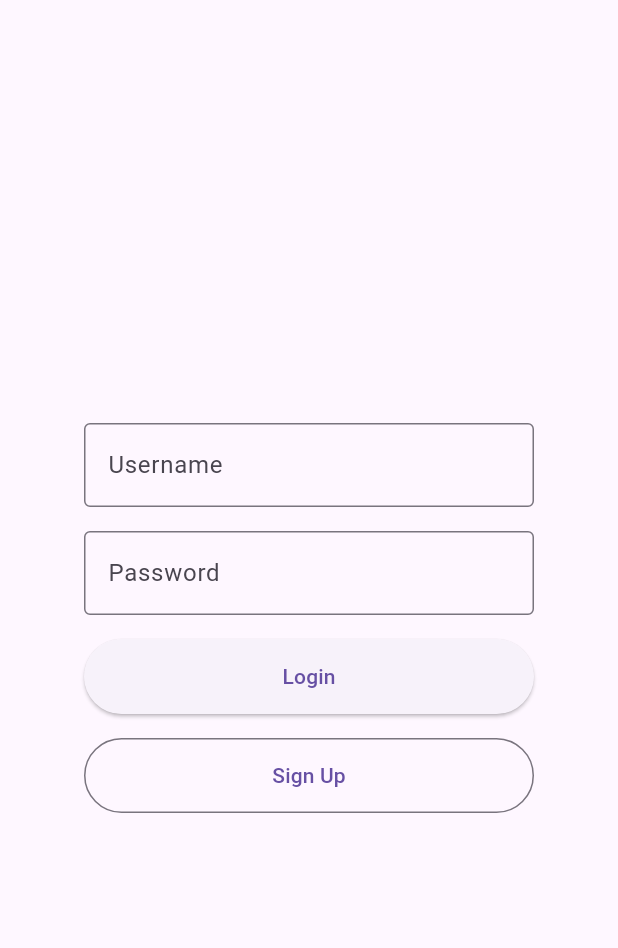
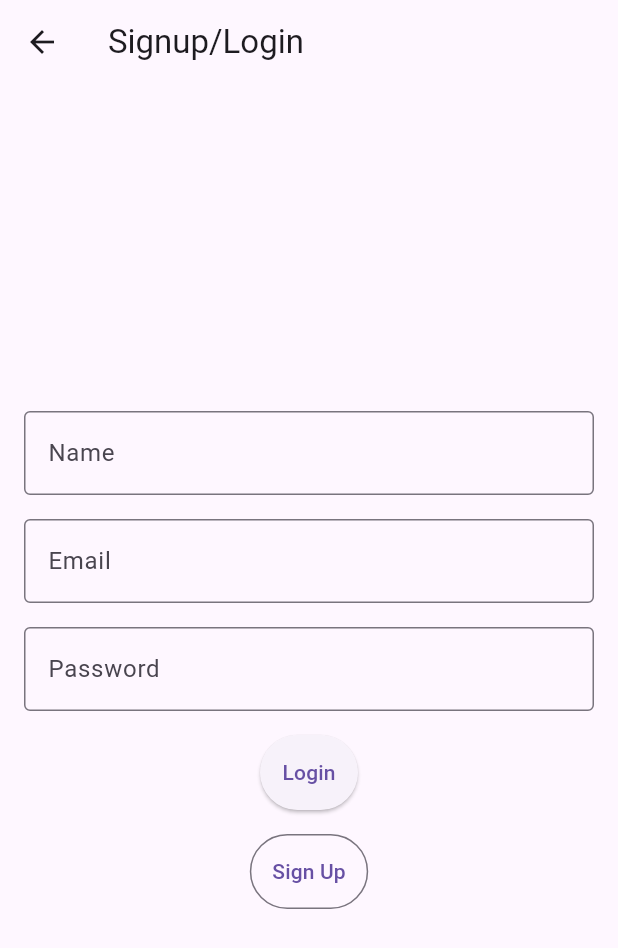
Before and after one commit to mahmudcoding/mp, a Flutter app: the Signup screen opened directly, on a phone screen of 412 x 824 dp. Shown: the top 948 px of the screen. Run offline on Flutter 3.47's test engine with Material 3 defaults, Android fonts, the phone set to English and light mode, and no system bars; our stand-ins replace flutter_secure_storage; accounts and stored records are empty; network calls fail.

Commit message:
Made simple signup page, we can change the design later on, for now only focused on functionlaity. Also, made profile paage. Here's how it works: If user is logged in program directs them to profile page, if not, first to the signup Page, then to profile page.

```diff
--- a/lib/pages/page2.dart
+++ b/lib/pages/search.dart
@@ -1,7 +1,7 @@
 import 'package:flutter/material.dart';
 
 
-class Page2 extends StatelessWidget {
+class Search extends StatelessWidget {
   @override
   Widget build(BuildContext context) {
     return Scaffold(
--- a/lib/pages/signup.dart
+++ b/lib/pages/signup.dart
@@ -1,6 +1,8 @@
+import 'package:flutter_secure_storage/flutter_secure_storage.dart';
 import 'package:flutter/material.dart';
 import 'package:http/http.dart' as http;
 import 'dart:convert';
+import 'profile.dart';
 
 class Signup extends StatefulWidget {
   @override
@@ -9,20 +11,21 @@ class Signup extends StatefulWidget {
 
 class _SignupState extends State<Signup> {
   // Controllers to get text from TextFields
-  final TextEditingController _usernameController = TextEditingController();
+  final TextEditingController _nameController = TextEditingController();
+  final TextEditingController _emailController = TextEditingController();
   final TextEditingController _passwordController = TextEditingController();
+  final storage = FlutterSecureStorage();
 
   // Loading state
   bool _isLoading = false;
 
   // Login function
   Future<void> _login() async {
-    // Get the values from text fields
-    String username = _usernameController.text;
+  String name = _nameController.text;
+  String email = _emailController.text;
   String password = _passwordController.text;
 
-    // Basic validation
-    if (username.isEmpty || password.isEmpty) {
+  if (email.isEmpty || password.isEmpty) {
     _showSnackBar('Please fill in all fields');
     return;
   }
@@ -32,39 +35,47 @@ class _SignupState extends State<Signup> {
   });
 
   try {
-      // Your API endpoint - replace with your actual URL
-      final String apiUrl = 'http://10.0.2.2:3000/api/login';
+    final String apiUrl = 'http://localhost:3000/api/auth/login';
 
-      // Create request body
     Map<String, dynamic> requestBody = {
-        'username': username,
+      'name': name,
+      'email': email,
       'password': password,
     };
 
-      // Make POST request
     final response = await http.post(
       Uri.parse(apiUrl),
       headers: {'Content-Type': 'application/json'},
       body: json.encode(requestBody),
     );
 
-      // Handle response
     if (response.statusCode == 200) {
-        // Login successful
       Map<String, dynamic> responseData = json.decode(response.body);
+
+      // Extract token from response
+      final token = responseData['token'];
+
+      if (token != null && token.isNotEmpty) {
+        // Save token to secure storage
+        await storage.write(key: 'auth_token', value: token);
         _showSnackBar('Login successful!');
-        print('User data: $responseData');
+        print('Token saved: $token');
 
-        // Navigate to next screen or do something with the response
-        // Navigator.push(context, MaterialPageRoute(builder: (context) => HomePage()));
-
+        // Navigate after saving token
+        WidgetsBinding.instance.addPostFrameCallback((_) {
+          Navigator.pushReplacement(
+            context,
+            MaterialPageRoute(builder: (_) => Profile())
+          );
+        });
       } else {
-        // Login failed
+        _showSnackBar('Login failed: No token received');
+      }
+    } else {
       Map<String, dynamic> errorData = json.decode(response.body);
       _showSnackBar('Login failed: ${errorData['message']}');
     }
   } catch (e) {
-      // Network or other errors
     _showSnackBar('Error: $e');
   } finally {
     setState(() {
@@ -75,10 +86,11 @@ class _SignupState extends State<Signup> {
 
   // Signup function (similar to login)
   Future<void> _signup() async {
-    String username = _usernameController.text;
+    String name = _nameController.text;
+    String email = _emailController.text;
     String password = _passwordController.text;
 
-    if (username.isEmpty || password.isEmpty) {
+    if (name.isEmpty || email.isEmpty || password.isEmpty) {
       _showSnackBar('Please fill in all fields');
       return;
     }
@@ -88,10 +100,11 @@ class _SignupState extends State<Signup> {
     });
 
     try {
-      final String apiUrl = 'http://10.0.2.2:3000/api/signup';
+      final String apiUrl = 'http://localhost:3000/api/auth/signup';
 
       Map<String, dynamic> requestBody = {
-        'username': username,
+        'name': name, // Include the name in the signup request
+        'email': email,
         'password': password,
       };
 
@@ -101,12 +114,28 @@ class _SignupState extends State<Signup> {
           body: json.encode(requestBody),
         );
 
-      if (response.statusCode == 201) {
+        if (response.statusCode == 200) {
           _showSnackBar('Signup successful!');
+
+          // Decode the response body (which is a JSON string)
+          final responseData = json.decode(response.body);
+
+          final token = responseData['token'];
+
+          final tokenSaved = await storage.write(key: 'auth_token', value: token);
+
+          print("Navigating to ProfilePage...");
+          WidgetsBinding.instance.addPostFrameCallback((_) {
+          Navigator.pushReplacement(
+            context,
+            MaterialPageRoute(builder: (_) => Profile())
+          );
+        });
         } else {
           Map<String, dynamic> errorData = json.decode(response.body);
           _showSnackBar('Signup failed: ${errorData['message']}');
         }
+
     } catch (e) {
       _showSnackBar('Error: $e');
     } finally {
@@ -129,72 +158,75 @@ class _SignupState extends State<Signup> {
   @override
   Widget build(BuildContext context) {
     return Scaffold(
+      appBar: AppBar(
+        title: Text('Signup/Login'),
+      ),
       body: Center(
+        child: Padding(
+          padding: const EdgeInsets.all(16.0),
           child: Column(
             mainAxisAlignment: MainAxisAlignment.center,
             children: [
-            // Username Field
-            Container(
-              width: 300,
-              margin: EdgeInsets.symmetric(vertical: 8),
-              child: TextField(
-                controller: _usernameController,
+              // Name Field
+              TextField(
+                controller: _nameController,
                 decoration: InputDecoration(
                   border: OutlineInputBorder(),
-                  labelText: 'Username'
+                  labelText: 'Name',
                 ),
               ),
+              SizedBox(height: 16),
+
+              // Username Field
+              TextField(
+                controller: _emailController,
+                decoration: InputDecoration(
+                  border: OutlineInputBorder(),
+                  labelText: 'Email',
                 ),
+              ),
+              SizedBox(height: 16),
 
               // Password Field
-            Container(
-              width: 300,
-              margin: EdgeInsets.symmetric(vertical: 8),
-              child: TextField(
+              TextField(
                 controller: _passwordController,
                 obscureText: true,
                 decoration: InputDecoration(
                   border: OutlineInputBorder(),
-                  labelText: 'Password'
+                  labelText: 'Password',
                 ),
               ),
-            ),
+              SizedBox(height: 16),
 
               // Login Button
-            Container(
-              width: 300,
-              margin: EdgeInsets.symmetric(vertical: 8),
-              child: ElevatedButton(
-                onPressed: _isLoading ? null : _login, // Disable when loading
-                style: ElevatedButton.styleFrom(
-                  padding: EdgeInsets.symmetric(vertical: 15),
-                ),
+              ElevatedButton(
+                onPressed: _isLoading ? null : _login,
                 child: _isLoading
                     ? SizedBox(
                         height: 20,
-                        width: 20,
+                        width: 40,
                         child: CircularProgressIndicator(
                           strokeWidth: 2,
                           valueColor: AlwaysStoppedAnimation<Color>(Colors.white),
                         ),
                       )
                     : Text('Login'),
+                style: ElevatedButton.styleFrom(
+                  padding: EdgeInsets.all(15),
                 ),
               ),
+              SizedBox(height: 16),
 
               // Signup Button
-            Container(
-              width: 300,
-              margin: EdgeInsets.symmetric(vertical: 8),
-              child: OutlinedButton(
+              OutlinedButton(
                 onPressed: _isLoading ? null : _signup,
+                child: Text('Sign Up'),
                 style: OutlinedButton.styleFrom(
-                  padding: EdgeInsets.symmetric(vertical: 15),
-                ),
-                child: Text('Sign Up'),
+                  padding: EdgeInsets.all(15),
                 ),
               ),
             ],
+          ),
         ),
       ),
     );
@@ -202,8 +234,8 @@ class _SignupState extends State<Signup> {
 
   @override
   void dispose() {
-    // Clean up controllers
-    _usernameController.dispose();
+    _nameController.dispose();
+    _emailController.dispose();
     _passwordController.dispose();
     super.dispose();
   }
--- a/pubspec.yaml
+++ b/pubspec.yaml
@@ -35,6 +35,7 @@ dependencies:
   # The following adds the Cupertino Icons font to your application.
   # Use with the CupertinoIcons class for iOS style icons.
   cupertino_icons: ^1.0.8
+  flutter_secure_storage: ^9.2.4
 
 dev_dependencies:
   flutter_test:
```
Also changed, not shown: lib/main.dart (+112 -82 lines), lib/pages/page1.dart (deleted, +0 -12 lines), lib/pages/profile.dart (+120 -3 lines), pubspec.lock, 12 other files. Lines whose indentation alone changed are shown as unchanged.
